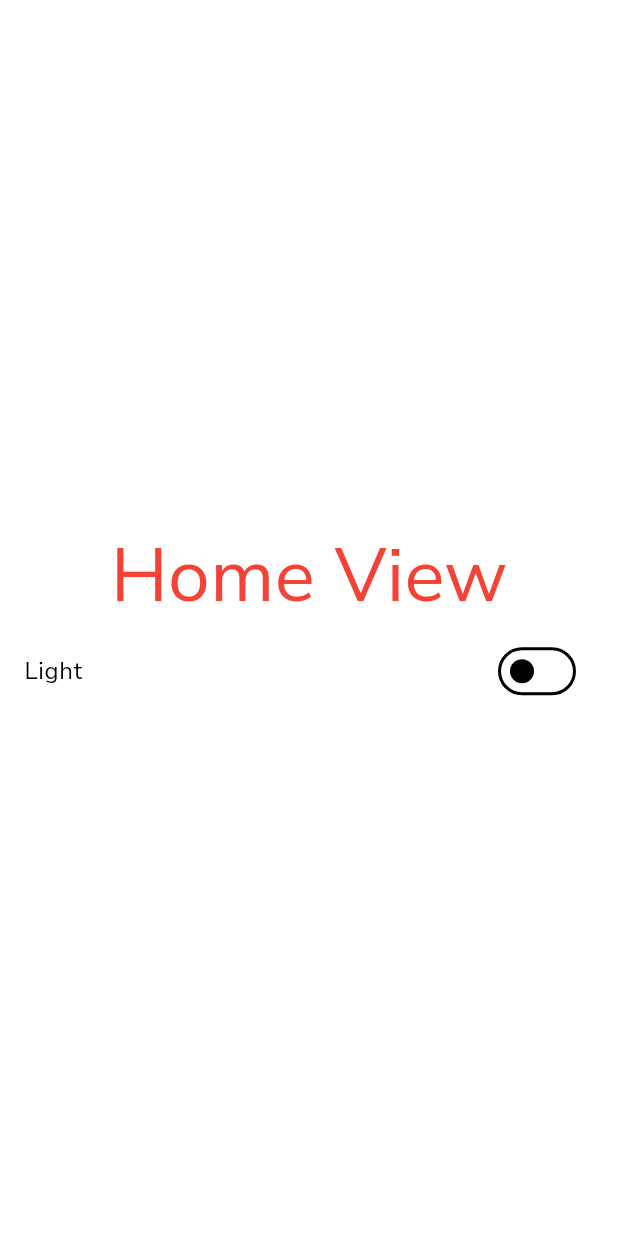
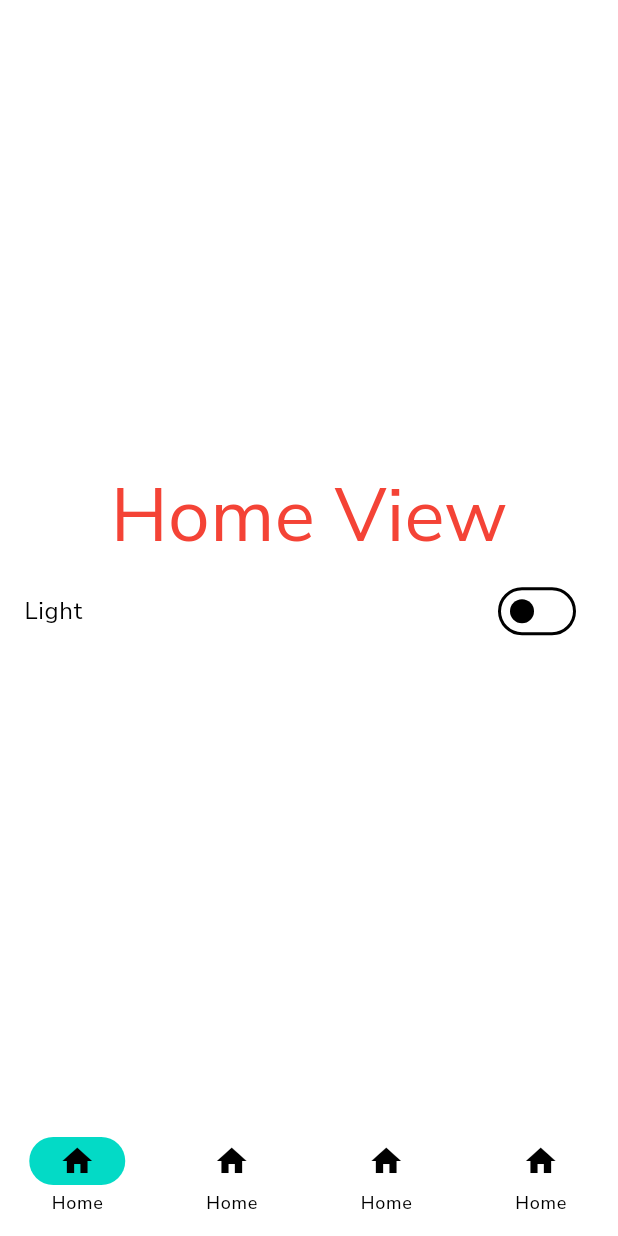
Before and after one commit to Crucialjun/declutter, a Flutter app: the screen it shows after launch, on a phone screen of 412 x 824 dp. Run offline on Flutter 3.47's test engine with Material 3 defaults, Android fonts, the phone set to English and light mode, and no system bars; drawn by our look-alikes of dynamic_color; our stand-ins replace equatable, flutter_bloc, get_it, google_fonts, hive; accounts and stored records are empty.

Commit message:
Add BottomNavHolderView to MyApp

```diff
--- a/lib/app.dart
+++ b/lib/app.dart
@@ -1,5 +1,6 @@
 import 'package:declutter/core/app_theme.dart';
 import 'package:declutter/core/bloc/main_bloc.dart';
+import 'package:declutter/features/bottom_nav_holder/bottom_nav_holder.dart';
 import 'package:declutter/features/home/home_view.dart';
 
 import 'package:dynamic_color/dynamic_color.dart';
@@ -28,7 +29,7 @@ class MyApp extends StatelessWidget {
                           lightDynamic ?? const ColorScheme.light()),
                   darkTheme: AppTheme.themeData(
                       darkDynamic ?? const ColorScheme.dark()),
-                  home: const HomeView());
+                  home: const BottomNavHolderView());
             },
           );
         },
--- /dev/null
+++ b/lib/features/bottom_nav_holder/bottom_nav_holder.dart
@@ -0,0 +1,35 @@
+import 'package:declutter/features/cart/cart_view.dart';
+import 'package:declutter/features/home/home_view.dart';
+import 'package:declutter/features/profile/presentation/profile_view.dart';
+import 'package:declutter/features/search/search_view.dart';
+import 'package:flutter/material.dart';
+
+class BottomNavHolderView extends StatelessWidget {
+  const BottomNavHolderView({super.key});
+
+  @override
+  Widget build(BuildContext context) {
+    PageController pageController = PageController(initialPage: 0);
+    List<Widget> pages = const [
+      HomeView(),
+      SearchView(),
+      CartView(),
+      ProfileView()
+    ];
+    return Scaffold(
+      body: PageView(
+          physics: const NeverScrollableScrollPhysics(),
+          controller: pageController,
+          children: pages),
+      bottomNavigationBar: NavigationBar(
+        destinations: pages.map((e) {
+          return const NavigationDestination(
+              icon: Icon(Icons.home), label: "Home");
+        }).toList(),
+        onDestinationSelected: (value) {
+          pageController.jumpToPage(value);
+        },
+      ),
+    );
+  }
+}
--- a/pubspec.yaml
+++ b/pubspec.yaml
@@ -42,6 +42,7 @@ dependencies:
   google_fonts: ^6.1.0
   equatable: ^2.0.5
   dynamic_color: ^1.6.9
+  flutter_iconly: ^1.0.2
 
 dev_dependencies:
   flutter_test:
```
Also changed, not shown: lib/features/cart/cart_view.dart (added, +16 -0 lines), lib/features/profile/presentation/profile_view.dart (added, +16 -0 lines), lib/features/search/search_view.dart (added, +16 -0 lines), pubspec.lock.
